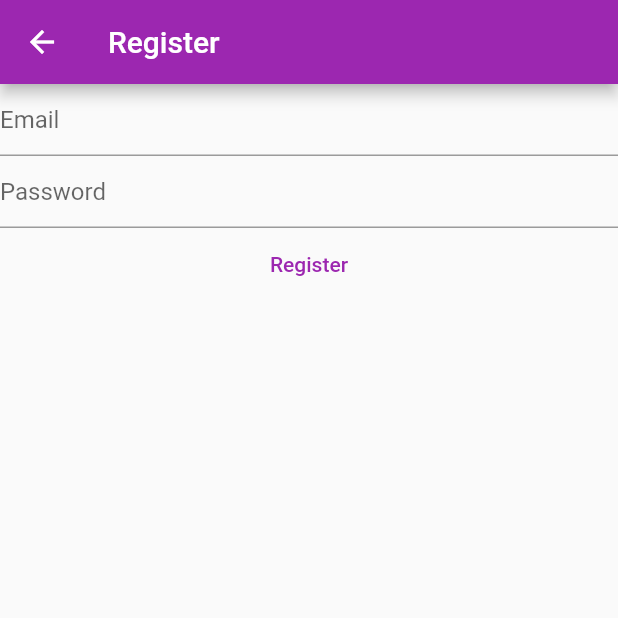
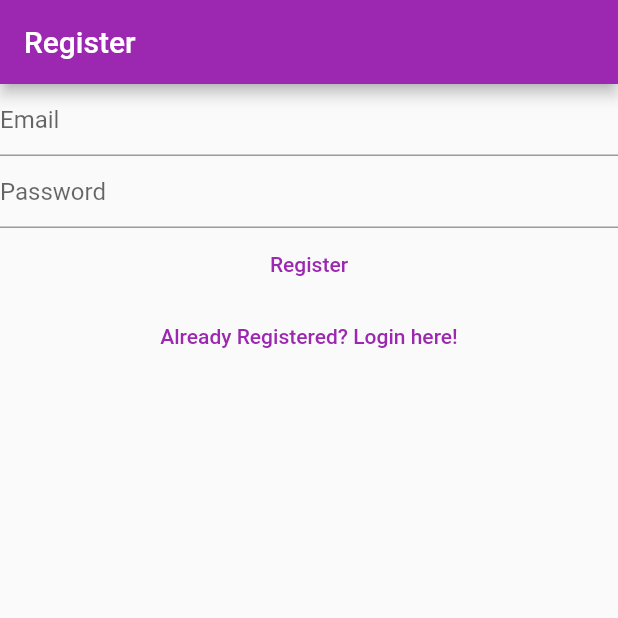
Before and after one commit to AagatGhimire/Ogma, a Flutter app: the RegisterView screen opened directly, on a phone screen of 412 x 824 dp, the top half of it. Run offline on Flutter 3.47's test engine with Material 2 defaults, Android fonts, the phone set to English and light mode, and no system bars; our stand-ins replace firebase_auth, firebase_core; accounts and stored records are empty.

Commit message:
Pages linked

```diff
--- a/lib/view/register_view.dart
+++ b/lib/view/register_view.dart
@@ -1,8 +1,6 @@
 import 'package:firebase_auth/firebase_auth.dart';
-import 'package:firebase_core/firebase_core.dart';
 import 'package:flutter/material.dart';
 
-import '../firebase_options.dart';
 
 class RegisterView extends StatefulWidget {
   const RegisterView({super.key});
@@ -35,14 +33,7 @@
       appBar: AppBar(
         title: const Text('Register'),
       ),
-      body: FutureBuilder(
-        future: Firebase.initializeApp(
-                      options: DefaultFirebaseOptions.currentPlatform
-                      ),
-        builder: (context, snapshot) {
-          switch (snapshot.connectionState){
-            case ConnectionState.done:
-              return Column(
+      body: Column(
               children: [
                 TextField(
                   controller: _email,
@@ -85,12 +76,15 @@
                   },
                   child: const Text('Register'),
                 ),
+                TextButton(
+                  onPressed: (){
+                    Navigator.of(context).pushNamedAndRemoveUntil(
+                    '/login',
+                  (route) => false);
+                  },
+                  child: const Text('Already Registered? Login here!'),
+                  )
               ],
-          );
-          default:
-            return const Text('Loading...');
-          }
-        },
             ),
     );
   }
```
Also changed, not shown: lib/main.dart (+18 -15 lines), lib/view/login_view.dart (+56 -7 lines), lib/view/verify_email_view.dart (added, +31 -0 lines). Lines whose indentation alone changed are shown as unchanged.
